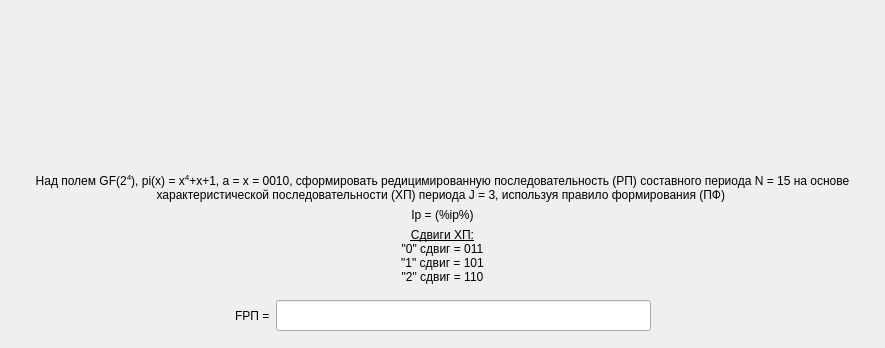
The window that task/screentask9.ui (bukhmastov/fpsp) describes before a commit, drawn with Qt 5; both pictures show x 0 to 885 and y 0 to 348 of the 885 by 505 pixel window.
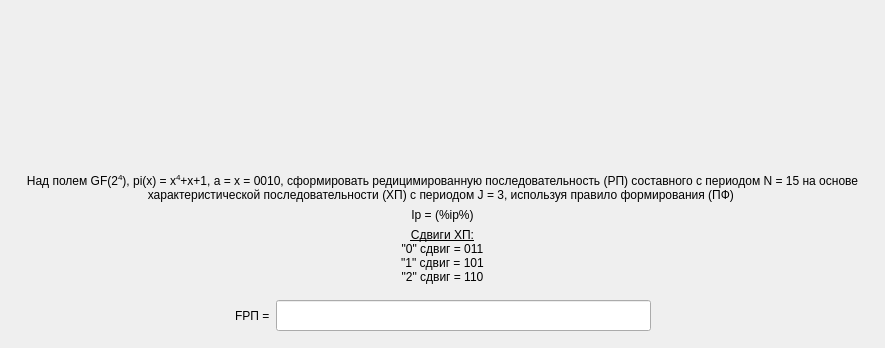
The same window after the commit.

Patch:
```diff
--- a/task/screentask9.ui
+++ b/task/screentask9.ui
@@ -47,7 +47,7 @@
         <string notr="true">font: 75 16pt &quot;MS Shell Dlg 2&quot;;</string>
        </property>
        <property name="text">
-        <string>Над полем GF(2&lt;sup&gt;4&lt;/sup&gt;), pi(x) = x&lt;sup&gt;4&lt;/sup&gt;+x+1, a = x = 0010, сформировать редицимированную последовательность (РП) составного периода N = 15 на основе характеристической последовательности (ХП) периода J = 3, используя правило формирования (ПФ) 
+        <string>Над полем GF(2&lt;sup&gt;4&lt;/sup&gt;), pi(x) = x&lt;sup&gt;4&lt;/sup&gt;+x+1, a = x = 0010, сформировать редицимированную последовательность (РП) составного с периодом N = 15 на основе характеристической последовательности (ХП) с периодом J = 3, используя правило формирования (ПФ) 
 </string>
        </property>
        <property name="alignment">
```
